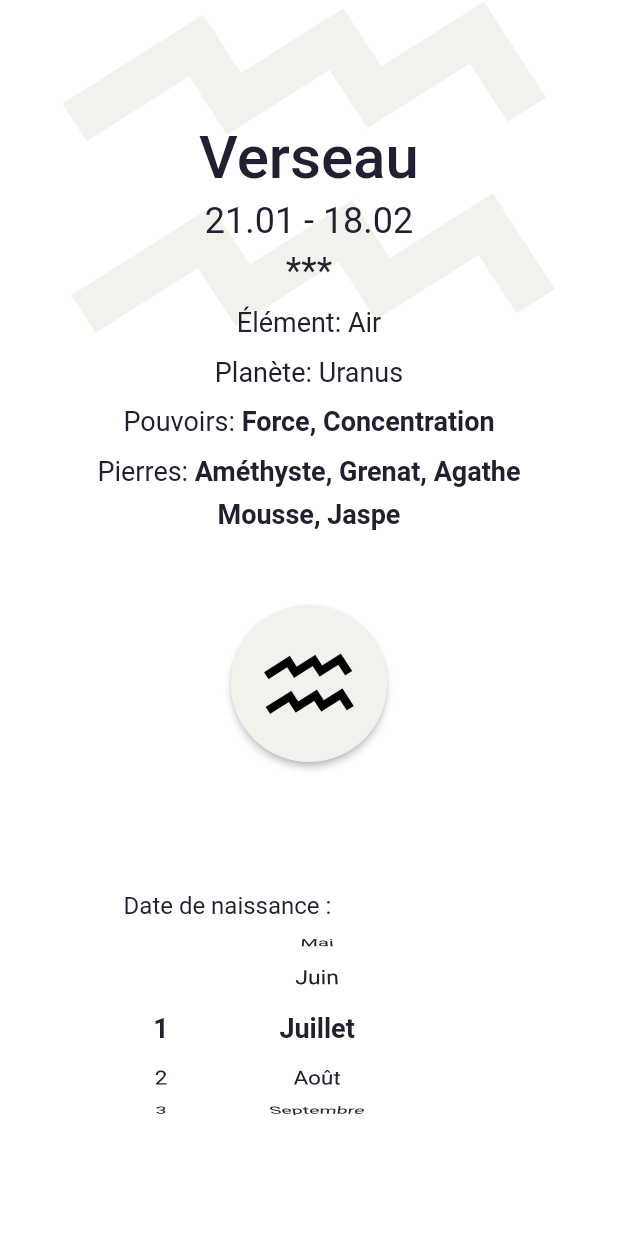
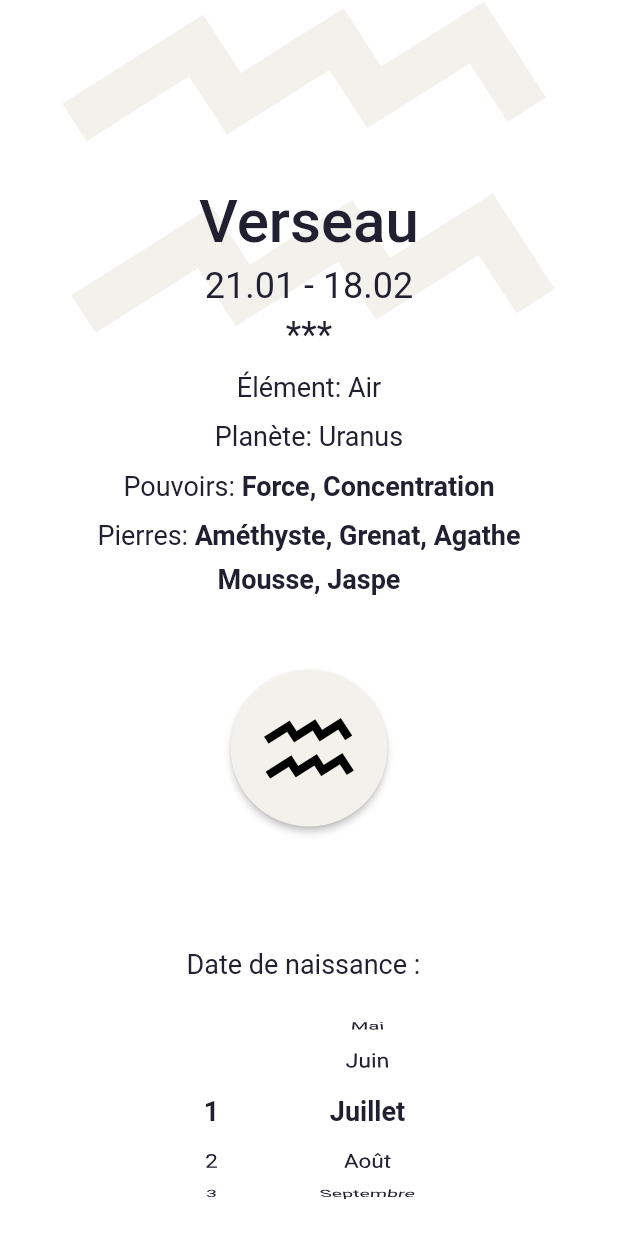
Before and after one commit to dleurs/astrolab, a Flutter app: the PickHoroscopeWheel screen opened by its route, on a phone screen of 412 x 824 dp. Run offline on Flutter 3.47's test engine with Material 2 defaults, Android fonts, the phone set to English and light mode, and no system bars; drawn by our look-alikes of wheel_chooser; our stand-ins replace auto_size_text, flutter_bloc, flutter_svg; project files that could hold a hidden picture were left out.

Commit message:
Created full horoscope widget

```diff
--- a/lib/model/month.dart
+++ b/lib/model/month.dart
@@ -1,20 +1,21 @@
 enum Month {
-  janvier("Janvier", 31),
-  fevrier("Février", 29),
-  mars("Mars", 31),
-  avril("Avril", 30),
-  mai("Mai", 31),
-  juin("Juin", 30),
-  juillet("Juillet", 31),
-  aout("Août", 31),
-  septembre("Septembre", 30),
-  octobre("Octobre", 31),
-  novembre("Novembre", 30),
-  decembre("Décembre", 31);
+  janvier("Janvier", month: 1, maxDays: 31),
+  fevrier("Février", month: 2, maxDays: 29),
+  mars("Mars", month: 3, maxDays: 31),
+  avril("Avril", month: 4, maxDays: 30),
+  mai("Mai", month: 5, maxDays: 31),
+  juin("Juin", month: 6, maxDays: 30),
+  juillet("Juillet", month: 7, maxDays: 31),
+  aout("Août", month: 8, maxDays: 31),
+  septembre("Septembre", month: 9, maxDays: 30),
+  octobre("Octobre", month: 10, maxDays: 31),
+  novembre("Novembre", month: 11, maxDays: 30),
+  decembre("Décembre", month: 12, maxDays: 31);
 
   final String value;
+  final int month;
   final int maxDays;
-  const Month(this.value, this.maxDays);
+  const Month(this.value, {required this.month, required this.maxDays});
 }
 
 class MonthUtils {
--- a/lib/ui/pick_horoscope_wheel/date_picker_widget.dart
+++ b/lib/ui/pick_horoscope_wheel/date_picker_widget.dart
@@ -28,13 +28,18 @@ class _DatePickerWidgetState extends State<DatePickerWidget> {
       child: Column(
         crossAxisAlignment: CrossAxisAlignment.start,
         children: [
-          WidgetText(
-            "Date de naissance :",
-            style: context.textTheme.bodyText2,
+          Padding(
+            padding: const EdgeInsets.only(left: 42.0),
+            child: WidgetText(
+              "Date de naissance :",
+              style: context.textTheme.bodyText1,
+            ),
           ),
-          WidgetSpace.medium,
+          WidgetSpace.large,
           Row(
+            mainAxisAlignment: MainAxisAlignment.center,
             children: [
+              WidgetSpace.large,
               SizedBox(
                 height: 120,
                 width: 50,
--- /dev/null
+++ b/lib/ui/pick_horoscope_wheel/full_horoscope_widget.dart
@@ -0,0 +1,62 @@
+import 'package:astrolab/model/horoscope.dart';
+import 'package:astrolab/theme/theme.dart';
+import 'package:astrolab/ui/horosocope_details/horoscope_details_page.dart';
+import 'package:astrolab/ui/pick_horoscope_wheel/horoscope_info_widget.dart';
+import 'package:astrolab/ui/shared/widget_space.dart';
+import 'package:flutter/material.dart';
+import 'package:flutter_svg/flutter_svg.dart';
+
+class FullHoroscopteWidget extends StatelessWidget {
+  final Horoscope horoscope;
+  const FullHoroscopteWidget({super.key, required this.horoscope});
+
+  @override
+  Widget build(BuildContext context) {
+    return Stack(children: [
+      SafeArea(
+        child: Row(
+          mainAxisAlignment: MainAxisAlignment.center,
+          children: [
+            SvgPicture.asset(
+              "assets/svg/verseau_icon.svg",
+              color: context.colors.secondary,
+              width: MediaQuery.of(context).size.width * 0.8,
+            ),
+          ],
+        ),
+      ),
+      Column(children: [
+        SizedBox(
+          height: MediaQuery.of(context).size.height * 0.15,
+        ),
+        InkWell(
+          onTap: () {
+            Navigator.of(context).pushNamed(HoroscopeDetailsPage.nameRoute); //TODO horoscope specific
+          },
+          child: HoroscopeInfoWidget(
+            horoscope: horoscope,
+          ),
+        ),
+        WidgetSpace.jumbo,
+        ElevatedButton(
+          onPressed: () {
+            Navigator.of(context).pushNamed(HoroscopeDetailsPage.nameRoute); //TODO horoscope specific
+          },
+          style: ElevatedButton.styleFrom(
+            backgroundColor: context.colors.secondary,
+            shape: const CircleBorder(),
+            padding: const EdgeInsets.all(24),
+          ),
+          child: Padding(
+            padding: const EdgeInsets.all(8.0),
+            child: SvgPicture.asset(
+              "assets/svg/verseau_icon.svg",
+              color: Colors.black,
+              width: 60,
+            ),
+          ),
+        )
+      ])
+    ]);
+  }
+}
--- a/lib/ui/pick_horoscope_wheel/pick_horoscope_wheel_page.dart
+++ b/lib/ui/pick_horoscope_wheel/pick_horoscope_wheel_page.dart
@@ -1,11 +1,8 @@
 import 'package:astrolab/data/horoscope_data_mock.dart';
 import 'package:astrolab/theme/theme.dart';
-import 'package:astrolab/ui/horosocope_details/horoscope_details_page.dart';
 import 'package:astrolab/ui/pick_horoscope_wheel/date_picker_widget.dart';
-import 'package:astrolab/ui/pick_horoscope_wheel/horoscope_info_widget.dart';
-import 'package:astrolab/ui/shared/widget_space.dart';
+import 'package:astrolab/ui/pick_horoscope_wheel/full_horoscope_widget.dart';
 import 'package:flutter/material.dart';
-import 'package:flutter_svg/flutter_svg.dart';
 
 class PickHoroscopeWheel extends StatefulWidget {
   const PickHoroscopeWheel({super.key});
@@ -25,55 +22,12 @@ class _SelectBirthdayState extends State<PickHoroscopeWheel> {
         backgroundColor: context.colors.background,
         body: SafeArea(
           child: Center(
-            child: Stack(
+            child: Column(
               children: [
-                SafeArea(
-                  child: Row(
-                    mainAxisAlignment: MainAxisAlignment.center,
-                    children: [
-                      SvgPicture.asset(
-                        "assets/svg/verseau_icon.svg",
-                        color: context.colors.secondary,
-                        width: MediaQuery.of(context).size.width * 0.8,
-                      ),
-                    ],
-                  ),
-                ),
-                Column(
-                  children: [
-                    const Expanded(flex: 1, child: SizedBox()),
-                    InkWell(
-                      onTap: () {
-                        Navigator.of(context).pushNamed(HoroscopeDetailsPage.nameRoute);
-                      },
-                      child: HoroscopeInfoWidget(
-                        horoscope: HoroscopeDataMock.verseau,
-                      ),
-                    ),
-                    WidgetSpace.jumbo,
-                    ElevatedButton(
-                      onPressed: () {
-                        Navigator.of(context).pushNamed(HoroscopeDetailsPage.nameRoute);
-                      },
-                      style: ElevatedButton.styleFrom(
-                        backgroundColor: context.colors.secondary,
-                        shape: const CircleBorder(),
-                        padding: const EdgeInsets.all(24),
-                      ),
-                      child: Padding(
-                        padding: const EdgeInsets.all(8.0),
-                        child: SvgPicture.asset(
-                          "assets/svg/verseau_icon.svg",
-                          color: Colors.black,
-                          width: 60,
-                        ),
-                      ),
-                    ),
-                    const Expanded(flex: 1, child: SizedBox()),
-                    const DatePickerWidget(),
-                    const Expanded(flex: 1, child: SizedBox()),
-                  ],
-                ),
+                FullHoroscopteWidget(horoscope: HoroscopeDataMock.verseau),
+                const Expanded(flex: 3, child: SizedBox()),
+                const DatePickerWidget(),
+                const Expanded(flex: 1, child: SizedBox()),
               ],
             ),
           ),
```
